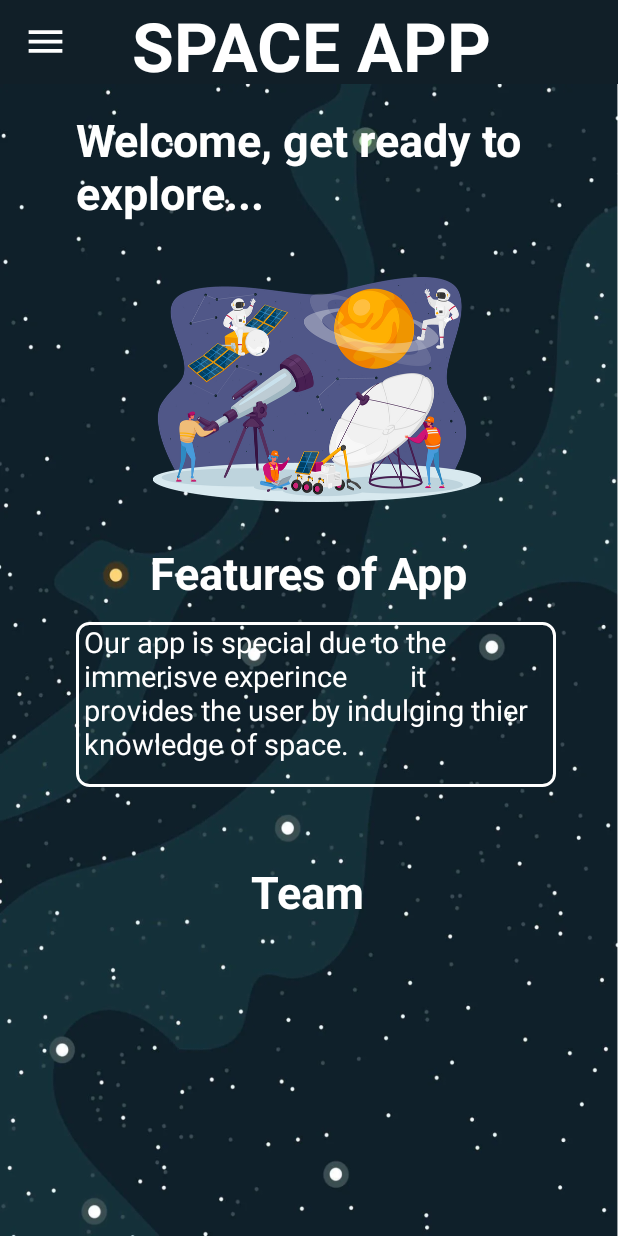
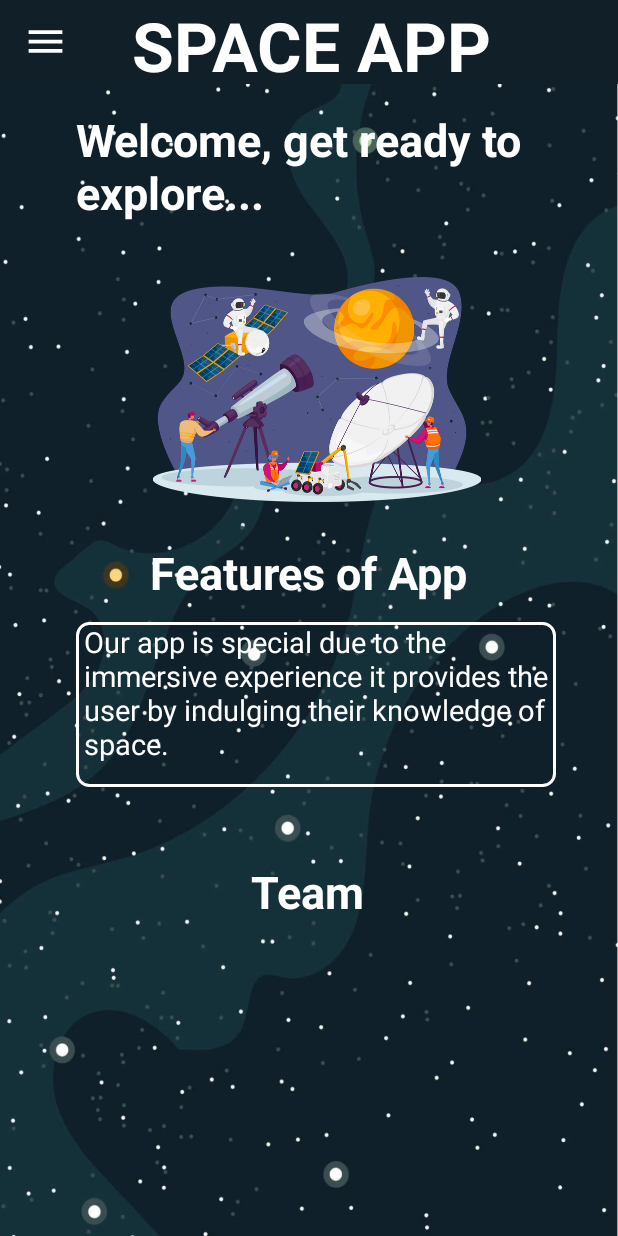
Before and after one commit to stephenthomas04/Space_News_App, an Android app: the screen it shows after launch (MainActivity), on a phone screen of 412 x 824 dp. Run offline under Robolectric (Android 15) with nearby library versions, the phone set to English and light mode, and no system bars; our stand-ins replace Volley, navigation-ui; Roboto replaces fonts that are not available here.

Commit message:
spelling fix

```diff
--- a/app/src/main/res/layout/activity_main.xml
+++ b/app/src/main/res/layout/activity_main.xml
@@ -45,15 +45,18 @@
                 android:textSize="45sp"
                 android:textStyle="bold" />
         </LinearLayout>
+
         <fragment
+            android:id="@+id/navHostFragment"
+            android:name="androidx.navigation.fragment.NavHostFragment"
             android:layout_width="match_parent"
             android:layout_height="0dp"
+            app:defaultNavHost="true"
+            app:layout_constraintBottom_toBottomOf="parent"
             app:layout_constraintTop_toBottomOf="@+id/layoutToolBar"
-            app:layout_constraintBottom_toBottomOf="parent"
-            android:id="@+id/navHostFragment"
-            android:name="androidx.navigation.fragment.NavHostFragment"
-            app:defaultNavHost="true"
-            app:navGraph="@navigation/main"/>
+            app:layout_constraintVertical_bias="0.0"
+            app:navGraph="@navigation/main"
+            tools:layout_editor_absoluteX="0dp" />
 
 
     </androidx.constraintlayout.widget.ConstraintLayout>
--- a/app/src/main/res/layout/fragment_home.xml
+++ b/app/src/main/res/layout/fragment_home.xml
@@ -64,8 +64,7 @@
             android:background="@drawable/search_view_background"
             android:gravity="top"
             android:paddingLeft="5dp"
-            android:text="Our app is special due to the immerisve experince
-        it provides the user by indulging thier knowledge of space.  "
+            android:text="Our app is special due to the immersive experience it provides the user by indulging their knowledge of space.  "
             android:textColor="@color/white"
             android:textSize="19dp"
             app:layout_constraintBottom_toBottomOf="parent"
```
